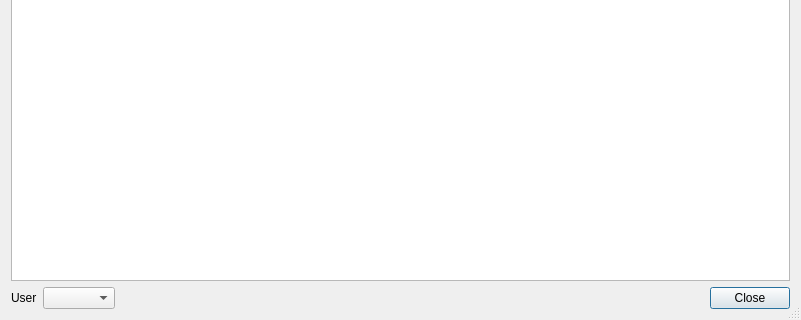
Before: the Qt Designer form u7/Forms/FileHistoryDialog.ui in whiteman-kr/u7set, drawn with Qt 5; both pictures show x 0 to 801 and y 139 to 459 of the 801 by 459 pixel window.
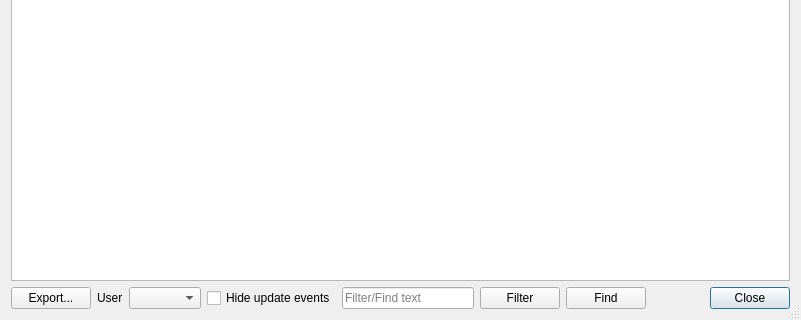
After: the same form once the commit is applied.

Commit message: RPCT-3623, IDE: Added filter and search functionality to Project History dialog.

Patch:
```diff
--- a/u7/Forms/FileHistoryDialog.ui
+++ b/u7/Forms/FileHistoryDialog.ui
@@ -17,7 +17,72 @@
    <bool>true</bool>
   </property>
   <layout class="QGridLayout" name="gridLayout">
-   <item row="0" column="0" colspan="3">
+   <item row="2" column="8">
+    <widget class="QDialogButtonBox" name="buttonBox">
+     <property name="orientation">
+      <enum>Qt::Horizontal</enum>
+     </property>
+     <property name="standardButtons">
+      <set>QDialogButtonBox::Close</set>
+     </property>
+    </widget>
+   </item>
+   <item row="2" column="3">
+    <widget class="QCheckBox" name="hideUpdatesCheckBox">
+     <property name="text">
+      <string>Hide update events</string>
+     </property>
+    </widget>
+   </item>
+   <item row="2" column="6">
+    <widget class="QPushButton" name="findPushButton">
+     <property name="text">
+      <string>Find</string>
+     </property>
+    </widget>
+   </item>
+   <item row="2" column="5">
+    <widget class="QPushButton" name="filterPushButton">
+     <property name="text">
+      <string>Filter</string>
+     </property>
+    </widget>
+   </item>
+   <item row="2" column="1">
+    <widget class="QLabel" name="label">
+     <property name="text">
+      <string>User</string>
+     </property>
+    </widget>
+   </item>
+   <item row="2" column="2">
+    <widget class="QComboBox" name="userComboBox">
+     <property name="currentText">
+      <string notr="true"/>
+     </property>
+     <property name="maxVisibleItems">
+      <number>15</number>
+     </property>
+    </widget>
+   </item>
+   <item row="2" column="4">
+    <widget class="QLineEdit" name="lineEdit">
+     <property name="placeholderText">
+      <string>Filter/Find text</string>
+     </property>
+     <property name="clearButtonEnabled">
+      <bool>true</bool>
+     </property>
+    </widget>
+   </item>
+   <item row="2" column="0">
+    <widget class="QPushButton" name="exportPushButton">
+     <property name="text">
+      <string>Export...</string>
+     </property>
+    </widget>
+   </item>
+   <item row="0" column="0" colspan="9">
     <widget class="QTreeWidget" name="changesetList">
      <property name="contextMenuPolicy">
       <enum>Qt::CustomContextMenu</enum>
@@ -44,33 +109,6 @@
      </column>
     </widget>
    </item>
-   <item row="2" column="0">
-    <widget class="QLabel" name="label">
-     <property name="text">
-      <string>User</string>
-     </property>
-    </widget>
-   </item>
-   <item row="2" column="1">
-    <widget class="QComboBox" name="userComboBox">
-     <property name="currentText">
-      <string notr="true"/>
-     </property>
-     <property name="maxVisibleItems">
-      <number>15</number>
-     </property>
-    </widget>
-   </item>
-   <item row="2" column="2">
-    <widget class="QDialogButtonBox" name="buttonBox">
-     <property name="orientation">
-      <enum>Qt::Horizontal</enum>
-     </property>
-     <property name="standardButtons">
-      <set>QDialogButtonBox::Close</set>
-     </property>
-    </widget>
-   </item>
   </layout>
  </widget>
  <tabstops>
```
Left out of the diff: 6 changed lines with no effect on the pictures. The commit also changes 2 other files.
